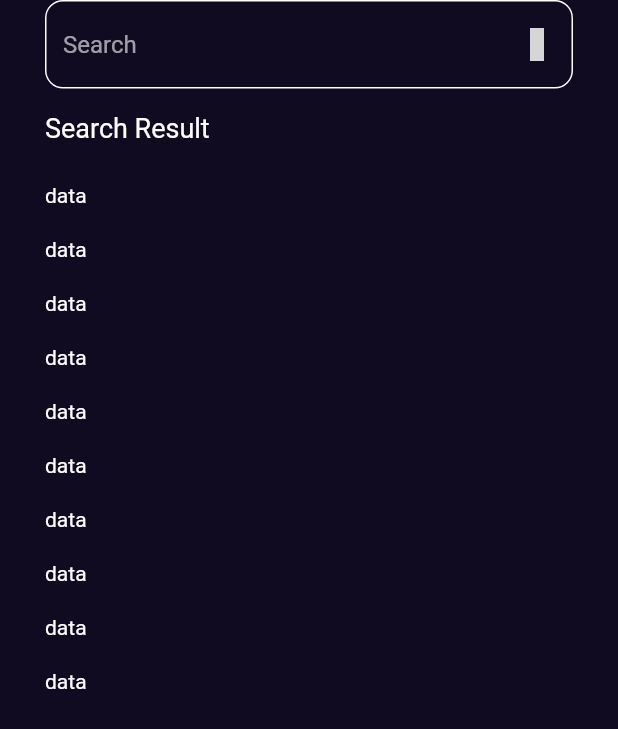
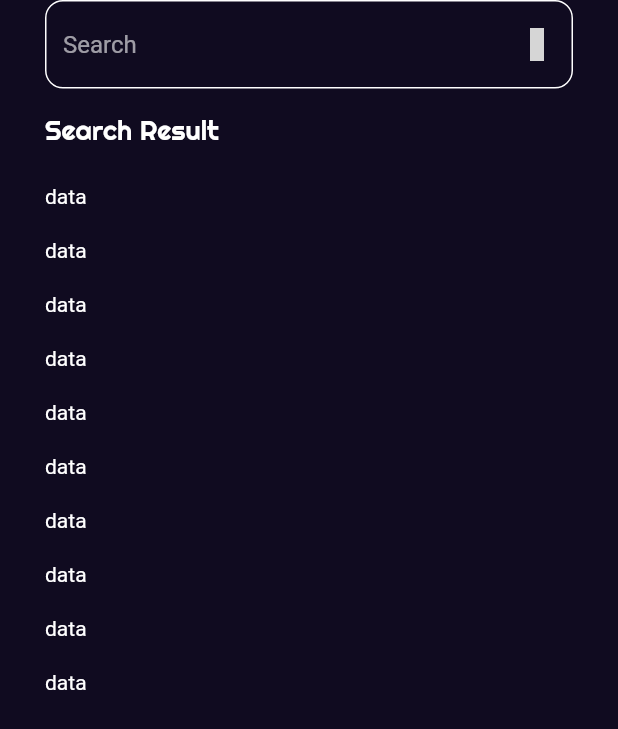
Before and after one commit to Mu-abdullah/mvvm, a Flutter app: the screen it shows after launch, after a tap on an icon or button, on a phone screen of 412 x 824 dp. Shown: the top 729 px of the screen. Run offline on Flutter 3.47's test engine with Material 2 defaults, Android fonts, the phone set to English and light mode, and no system bars; our stand-ins replace go_router, iconsax; grey boxes are pictures that could not be loaded.

Commit message:
add font

```diff
--- a/lib/core/text_styles.dart
+++ b/lib/core/text_styles.dart
@@ -1,10 +1,11 @@
 import 'package:flutter/material.dart';
+import '../../../../../core/utils/assets.dart';
 
 class TextStyles {
-
   Widget titleText({
     required text,
     double fontSize = 21,
+    String? fontFamily = AssetDate.righteousFont,
   }) {
     return Text(
       text,
@@ -13,6 +14,7 @@ class TextStyles {
       style: TextStyle(
         fontSize: fontSize,
         fontWeight: FontWeight.bold,
+        fontFamily: fontFamily,
       ),
     );
   }
@@ -21,7 +23,8 @@ class TextStyles {
     required text,
     Color? subTitleColor,
     double fontSize = 18,
-    FontWeight? fontWeight = FontWeight.normal
+    FontWeight? fontWeight = FontWeight.normal,
+    String? fontFamily = AssetDate.righteousFont,
   }) {
     return Text(
       text,
@@ -31,6 +34,7 @@ class TextStyles {
         fontSize: fontSize,
         color: subTitleColor,
         fontWeight: fontWeight,
+        fontFamily: fontFamily,
       ),
     );
   }
--- a/lib/core/utils/assets.dart
+++ b/lib/core/utils/assets.dart
@@ -2,4 +2,8 @@ class AssetDate{
   static const logo = 'assets/images/Logo.png';
   static const test = 'assets/images/test_image.png';
 
+
+
+  static const righteousFont = 'Righteous-Regular';
+
 }
--- a/lib/features/home/presentation/views/home.dart
+++ b/lib/features/home/presentation/views/home.dart
@@ -7,8 +7,8 @@ class HomeView extends StatelessWidget {
   @override
   Widget build(BuildContext context) {
     return const SafeArea(
-      child:  Scaffold(
-        body:HomeBody()
+      child: Scaffold(
+        body: HomeBody(),
       ),
     );
   }
--- a/lib/features/home/presentation/views/widgets/home_body.dart
+++ b/lib/features/home/presentation/views/widgets/home_body.dart
@@ -1,4 +1,5 @@
 import 'package:flutter/material.dart';
+import 'package:mvvm_app/core/text_styles.dart';
 import 'package:mvvm_app/features/home/presentation/views/widgets/featured_list_view.dart';
 import 'best_seller_list_view_item.dart';
 import 'best_seller_listview.dart';
@@ -16,19 +17,12 @@ class HomeBody extends StatelessWidget {
           SliverToBoxAdapter(
             child: Column(
             crossAxisAlignment: CrossAxisAlignment.start,
-            children: const [
-              CustomAppBar(),
-              FeaturedBooksListView(),
+            children:  [
+              const CustomAppBar(),
+              const  FeaturedBooksListView(),
               Padding(
-                padding: EdgeInsets.symmetric(horizontal: 20,vertical: 15),
-                child: Text(
-                  "Best Seller",
-                  style: TextStyle(
-                    fontSize: 21,
-                    fontWeight: FontWeight.normal,
-                    fontStyle: FontStyle.italic
-                  ),
-                ),
+                padding:const EdgeInsets.symmetric(horizontal: 20,vertical: 15),
+                child: TextStyles().titleText(text: "Best Seller",fontSize: 24),
               ),
             ],
         ),
```
Also changed, not shown: pubspec.yaml (+4 -4 lines), assets/fonts/Righteous-Regular.ttf (added).
